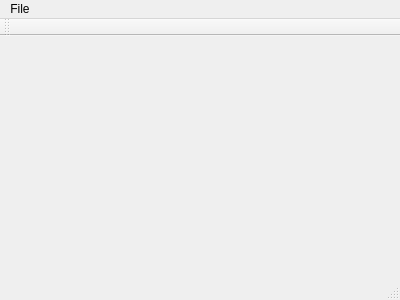
Old version of the form views/mainwindow.ui in the repository Ahziel/TrafficDetector.
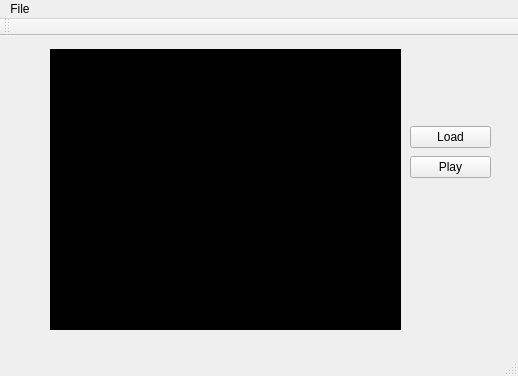
New version of the form.

The edit to the form file:
```diff
--- a/views/mainwindow.ui
+++ b/views/mainwindow.ui
@@ -6,24 +6,59 @@
    <rect>
     <x>0</x>
     <y>0</y>
-    <width>400</width>
-    <height>300</height>
+    <width>518</width>
+    <height>376</height>
    </rect>
   </property>
   <property name="windowTitle">
    <string>MainWindow</string>
   </property>
   <widget class="QWidget" name="centralWidget">
-   <widget class="QWidget" name="verticalLayoutWidget">
+   <widget class="QLabel" name="label">
     <property name="geometry">
      <rect>
-      <x>9</x>
-      <y>9</y>
-      <width>381</width>
-      <height>231</height>
+      <x>50</x>
+      <y>13</y>
+      <width>351</width>
+      <height>281</height>
      </rect>
     </property>
-    <layout class="QVBoxLayout" name="verticalLayout"/>
+    <property name="styleSheet">
+     <string notr="true">
+
+    Background-color: #000;
+
+</string>
+    </property>
+    <property name="text">
+     <string/>
+    </property>
+   </widget>
+   <widget class="QPushButton" name="pushButton">
+    <property name="geometry">
+     <rect>
+      <x>410</x>
+      <y>90</y>
+      <width>81</width>
+      <height>22</height>
+     </rect>
+    </property>
+    <property name="text">
+     <string>Load</string>
+    </property>
+   </widget>
+   <widget class="QPushButton" name="pushButton_2">
+    <property name="geometry">
+     <rect>
+      <x>410</x>
+      <y>120</y>
+      <width>81</width>
+      <height>22</height>
+     </rect>
+    </property>
+    <property name="text">
+     <string>Play</string>
+    </property>
    </widget>
   </widget>
   <widget class="QMenuBar" name="menuBar">
@@ -31,7 +66,7 @@
     <rect>
      <x>0</x>
      <y>0</y>
-     <width>400</width>
+     <width>518</width>
      <height>19</height>
     </rect>
    </property>
```
